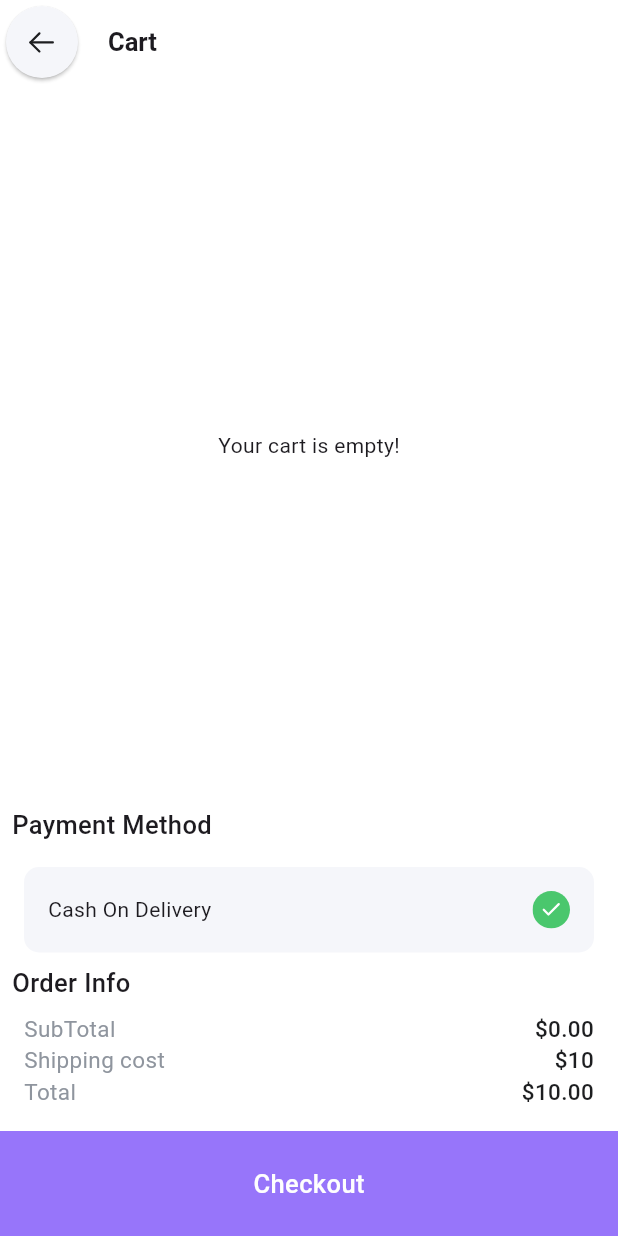
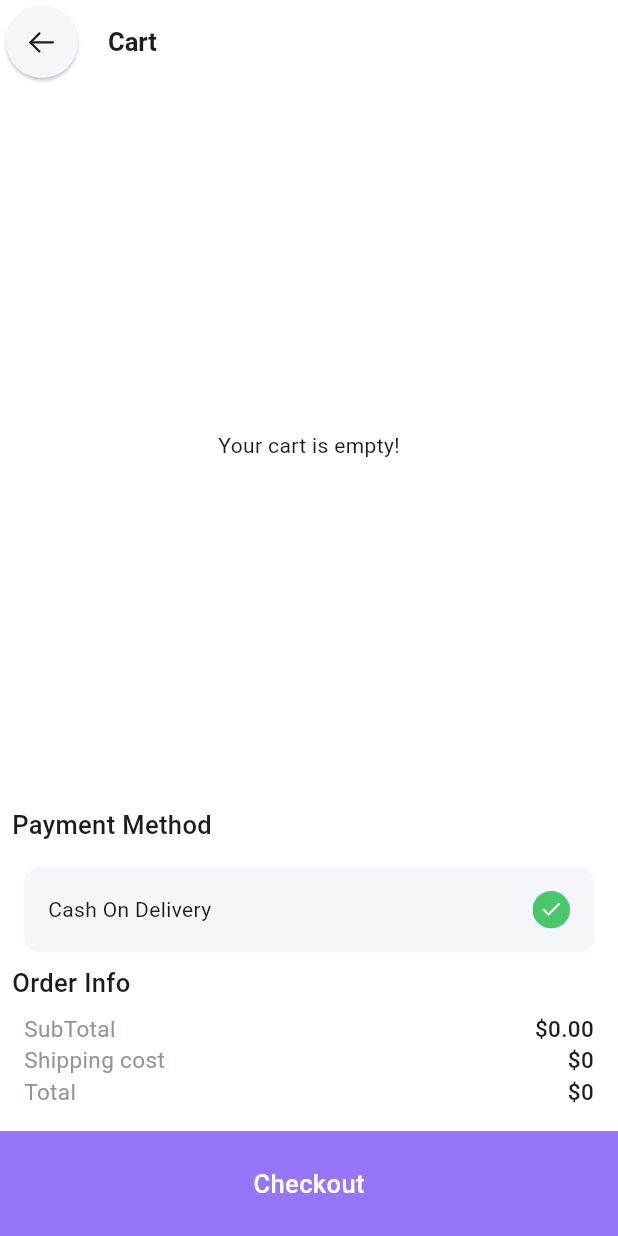
Before and after one commit to shafiiik/laza, a Flutter app: the screen it shows after launch, after a tap on an icon or button, on a phone screen of 412 x 824 dp. Run offline on Flutter 3.47's test engine with Material 3 defaults, Android fonts, the phone set to English and light mode, and no system bars; our stand-ins replace equatable, flutter_bloc, flutter_svg, fluttertoast, hive, hive_flutter; accounts and stored records are empty; network calls fail.

Commit message:
edit cart logic

```diff
--- a/lib/core/constants/app_strings.dart
+++ b/lib/core/constants/app_strings.dart
@@ -19,6 +19,7 @@ class AppStrings {
   static const String subTotal = "SubTotal";
   static const String shippingCost = "Shipping cost";
   static const String total = "Total";
+  static const String yourCartIsEmpty = "Your Cart Is Empty!";
   static const String addedSuccessfully = "Added Successfully to Cart";
   static const String confirmMessage =
       "Your order has been confirmed, we will send you confirmation email shortly.";
--- a/lib/data/repositories/home_repository.dart
+++ b/lib/data/repositories/home_repository.dart
@@ -6,8 +6,8 @@ import 'package:laza/data/models/category_model.dart';
 import '../models/product_model.dart';
 
 class HomeRepository {
-  // Fetch products with pagination
-  Future<List<Product>> fetchProducts(int page, int limit) async {
+
+  Future<List<Product>> fetchProducts() async {
     final url = Uri.parse('${AppStrings.baseUrl}v1/products/');
     try {
       final response = await http.get(url);
@@ -42,7 +42,6 @@ class HomeRepository {
     }
   }
 
-
   // Fetch categories
   Future<List<Category>> fetchCategories() async {
     final url = Uri.parse('${AppStrings.baseUrl}v1/categories/');
--- a/lib/logic/blocs/home/home_bloc.dart
+++ b/lib/logic/blocs/home/home_bloc.dart
@@ -21,14 +21,14 @@ class HomeBloc extends Bloc<HomeEvent, HomeState> {
       emit(HomeLoadingState());
 
       final products =
-          await homeRepository.fetchProducts(event.page, event.limit);
+          await homeRepository.fetchProducts();
 
       final categories = await homeRepository.fetchCategories();
 
       emit(HomeLoadedState(
-        categories: categories, // Keep the current categories
-        products: products, // Update products
-        hasMore: products.length == event.limit,
+        categories: categories,
+        products: products,
+        hasMore: false,
       ));
     } catch (error) {
       emit(HomeErrorState(error: error.toString()));
--- a/lib/logic/blocs/home/home_event.dart
+++ b/lib/logic/blocs/home/home_event.dart
@@ -6,12 +6,10 @@ abstract class HomeEvent extends Equatable {
 }
 
 class LoadHomeEvent extends HomeEvent {
-  final int page;
-  final int limit;
+  LoadHomeEvent();
 
-  LoadHomeEvent({required this.page, this.limit = 10});
   @override
-  List<Object> get props => [page, limit];
+  List<Object> get props => [];
 }
 
 class EditProductEvent extends HomeEvent {
--- a/lib/presentation/screens/cart_screen.dart
+++ b/lib/presentation/screens/cart_screen.dart
@@ -1,6 +1,7 @@
 import 'package:flutter/material.dart';
 import 'package:flutter_bloc/flutter_bloc.dart';
 import 'package:flutter_svg/flutter_svg.dart';
+import 'package:fluttertoast/fluttertoast.dart';
 import 'package:laza/core/constants/app_colors.dart';
 import 'package:laza/core/constants/app_strings.dart';
 import 'package:laza/core/constants/assets_path.dart';
@@ -12,8 +13,15 @@ import 'package:laza/presentation/widgets/header_widget.dart';
 import 'package:laza/presentation/widgets/information_row.dart';
 import 'package:laza/presentation/widgets/svg_icon_button.dart';
 
-class CartScreen extends StatelessWidget {
+class CartScreen extends StatefulWidget {
   const CartScreen({super.key});
+
+  @override
+  State<CartScreen> createState() => _CartScreenState();
+}
+
+class _CartScreenState extends State<CartScreen> {
+  int cartItemsLength = 0;
 
   @override
   Widget build(BuildContext context) {
@@ -21,8 +29,17 @@ class CartScreen extends StatelessWidget {
       bottomNavigationBar: BottomButton(
         title: AppStrings.checkout,
         onPressed: () {
-          context.read<CartBloc>().add(ClearCartEvent());
-          Navigator.pushNamed(context, AppRoutes.confirmPage);
+          if (cartItemsLength == 0) {
+            Fluttertoast.showToast(msg: AppStrings.yourCartIsEmpty);
+          } else {
+            context.read<CartBloc>().add(ClearCartEvent());
+
+            Navigator.pushNamedAndRemoveUntil(
+              context,
+              AppRoutes.confirmPage,
+              (Route<dynamic> route) => false,
+            );
+          }
         },
       ),
       backgroundColor: Colors.white,
@@ -53,6 +70,7 @@ class CartScreen extends StatelessWidget {
                     return const Center(child: CircularProgressIndicator());
                   } else if (state is CartLoadedState) {
                     final cartItems = state.cartItems;
+                    cartItemsLength = cartItems.length;
                     if (cartItems.isEmpty) {
                       return const Center(
                         child: Text(AppStrings.emptyCart),
@@ -247,11 +265,14 @@ class CartScreen extends StatelessWidget {
                             ),
                             InformationRow(
                               title: AppStrings.shippingCost,
-                              subTitle: '\$10',
+                              subTitle:
+                                  state.cartItems.isEmpty ? '\$0' : '\$10',
                             ),
                             InformationRow(
                               title: AppStrings.total,
-                              subTitle: '\$${totalPrice.toStringAsFixed(2)}',
+                              subTitle: state.cartItems.isEmpty
+                                  ? '\$0'
+                                  : '\$${totalPrice.toStringAsFixed(2)}',
                             ),
                             SizedBox(height: 16),
                           ],
--- a/lib/presentation/screens/confirm_screen.dart
+++ b/lib/presentation/screens/confirm_screen.dart
@@ -13,7 +13,11 @@ class ConfirmScreen extends StatelessWidget {
     return Scaffold(
       bottomNavigationBar: BottomButton(
           onPressed: () {
-            Navigator.pushNamed(context, AppRoutes.home);
+            Navigator.pushNamedAndRemoveUntil(
+              context,
+              AppRoutes.home,
+              (Route<dynamic> route) => false,
+            );
           },
           title: AppStrings.continueShopping),
       body: Center(
--- a/lib/presentation/screens/home_screen.dart
+++ b/lib/presentation/screens/home_screen.dart
@@ -17,18 +17,22 @@ class HomeScreen extends StatelessWidget {
   Widget build(BuildContext context) {
     return BlocProvider(
       create: (context) => HomeBloc(homeRepository: HomeRepository())
-        ..add(LoadHomeEvent(page: 1)),
+        ..add(LoadHomeEvent()),
       child: Scaffold(
         backgroundColor: Colors.white,
         appBar: AppBar(
+          centerTitle: true,
           backgroundColor: Colors.white,
           title: Image.asset(AssetsPath.logo),
           actions: [
-            CustomSvgIconButton(
-              svgIconPath: AssetsPath.cartIcon,
-              onPressed: () {
-                Navigator.pushNamed(context, AppRoutes.cart);
-              },
+            Padding(
+              padding: const EdgeInsets.only(right: 8.0),
+              child: CustomSvgIconButton(
+                svgIconPath: AssetsPath.cartIcon,
+                onPressed: () {
+                  Navigator.pushNamed(context, AppRoutes.cart);
+                },
+              ),
             )
           ],
         ),
--- a/lib/presentation/widgets/category_card.dart
+++ b/lib/presentation/widgets/category_card.dart
@@ -36,7 +36,8 @@ class CategoryCards extends StatelessWidget {
               ),
             ),
           ),
-          Padding(
+          Expanded(
+            child: Padding(
               padding: const EdgeInsets.only(top: 3.0),
               child: Text(
                 title,
@@ -48,6 +49,7 @@ class CategoryCards extends StatelessWidget {
                 ),
               ),
             ),
+          ),
         ],
       ),
     );
```
Lines whose indentation alone changed are shown as unchanged.
